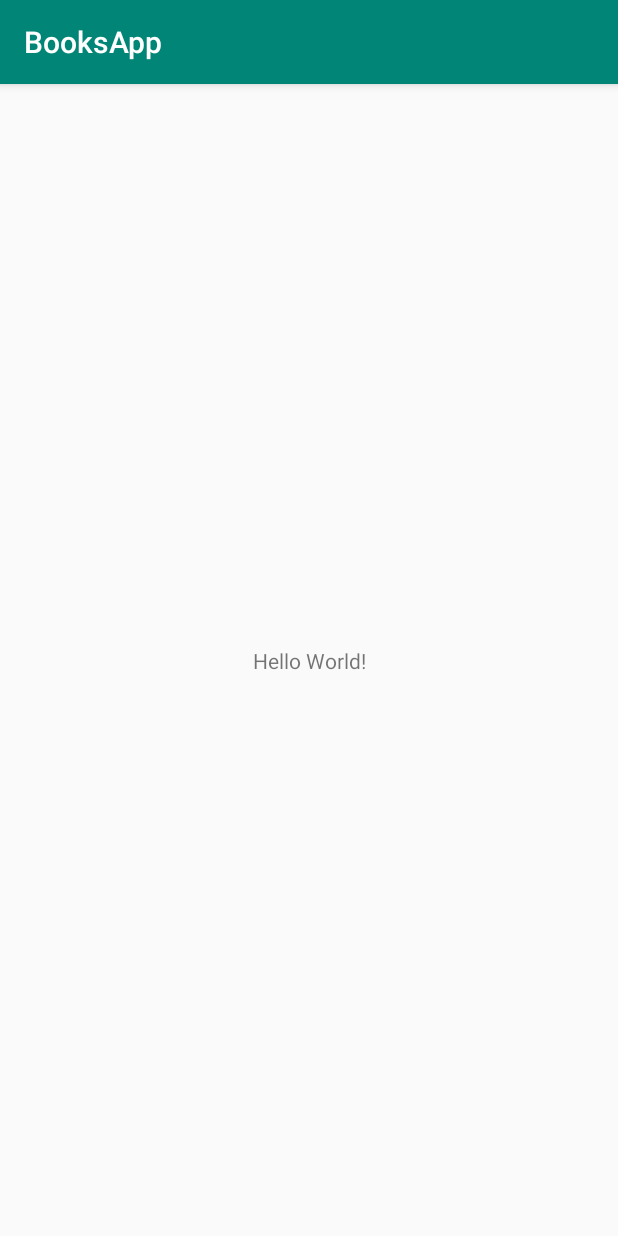
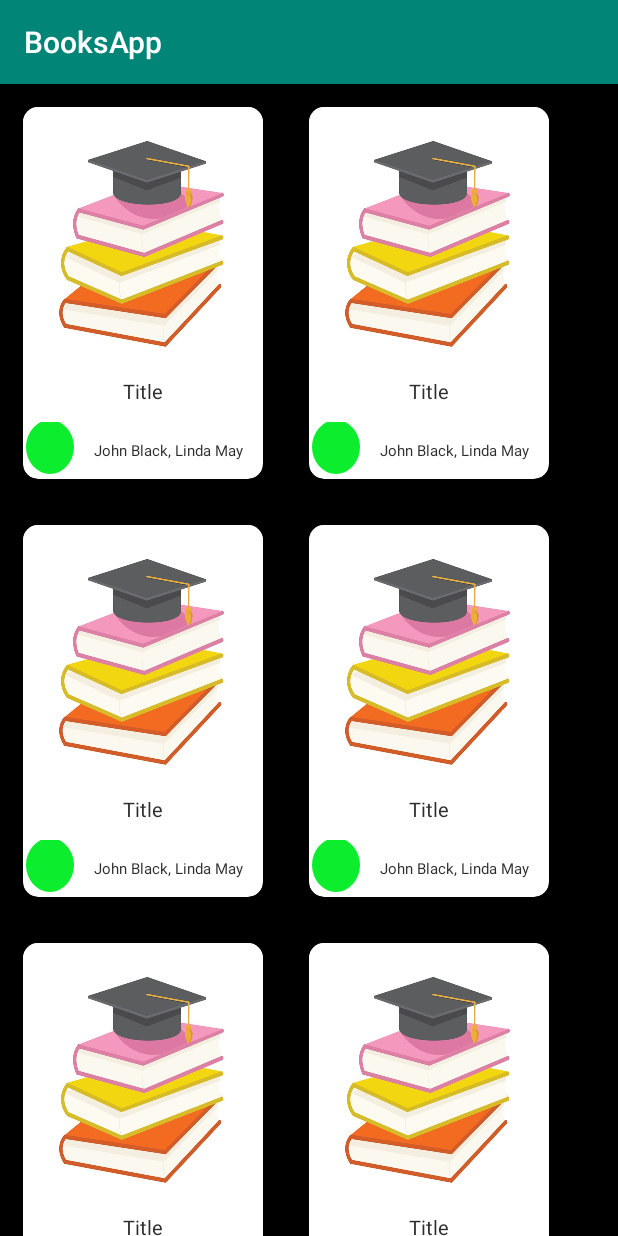
Before and after one commit to Adolphee/BooksApp, an Android app: the screen it shows after launch (LoginActivity before the commit, BooksCatalog after it), on a phone screen of 412 x 824 dp. Run offline under Robolectric (Android 15) with nearby library versions, the phone set to English and light mode, and no system bars.

Commit message:
created a scrollable books view ready to be filled with data

```diff
--- a/BooksApp/app/build.gradle
+++ b/BooksApp/app/build.gradle
@@ -26,5 +26,7 @@ dependencies {
     testImplementation 'junit:junit:4.12'
     androidTestImplementation 'com.android.support.test:runner:1.0.2'
     androidTestImplementation 'com.android.support.test.espresso:espresso-core:3.0.2'
-    implementation 'com.android.support:cardview-v7:26.+'
+    implementation 'com.android.support:cardview-v7:28.+'
+    implementation 'com.android.support:recyclerview-v7:28.+'
+    implementation 'com.android.support:gridlayout-v7:28.0.0'
 }
--- /dev/null
+++ b/BooksApp/app/src/main/java/com/example/adolphe/booksapp/BooksCatalog.java
@@ -0,0 +1,13 @@
+package com.example.adolphe.booksapp;
+
+import android.support.v7.app.AppCompatActivity;
+import android.os.Bundle;
+
+public class BooksCatalog extends AppCompatActivity {
+
+    @Override
+    protected void onCreate(Bundle savedInstanceState) {
+        super.onCreate(savedInstanceState);
+        setContentView(R.layout.activity_books_catalog);
+    }
+}
--- /dev/null
+++ b/BooksApp/app/src/main/res/drawable-v24/magnitude_circle.xml
@@ -0,0 +1,10 @@
+<?xml version="1.0" encoding="utf-8"?>
+<!-- Background circle for the rating value -->
+<shape xmlns:android="http://schemas.android.com/apk/res/android"
+    android:shape="oval">
+    <solid android:color="@color/rating5" />
+    <size
+        android:width="36dp"
+        android:height="36dp" />
+    <corners android:radius="18dp" />
+</shape>
--- /dev/null
+++ b/BooksApp/app/src/main/res/layout/activity_books_catalog.xml
@@ -0,0 +1,73 @@
+<?xml version="1.0" encoding="utf-8"?>
+<ScrollView xmlns:android="http://schemas.android.com/apk/res/android"
+    xmlns:tools="http://schemas.android.com/tools"
+    android:layout_width="match_parent"
+    android:layout_height="match_parent"
+    android:background="@android:color/background_dark"
+    tools:context=".BooksCatalog">
+
+    <android.support.v7.widget.LinearLayoutCompat
+        android:layout_width="match_parent"
+        android:layout_height="match_parent"
+        android:orientation="vertical">
+
+        <android.support.v7.widget.LinearLayoutCompat
+            android:layout_width="match_parent"
+            android:layout_height="wrap_content"
+            android:orientation="horizontal">
+
+            <include
+                layout="@layout/book_cardview"
+                android:layout_width="160dp"
+                android:layout_height="match_parent"
+                android:layout_margin="15dp" />
+
+            <include
+                layout="@layout/book_cardview"
+                android:layout_width="160dp"
+                android:layout_height="match_parent"
+                android:layout_margin="15dp" />
+
+        </android.support.v7.widget.LinearLayoutCompat>
+
+        <android.support.v7.widget.LinearLayoutCompat
+            android:layout_width="match_parent"
+            android:layout_height="wrap_content"
+            android:orientation="horizontal">
+
+            <include
+                layout="@layout/book_cardview"
+                android:layout_width="160dp"
+                android:layout_height="match_parent"
+                android:layout_margin="15dp" />
+
+            <include
+                layout="@layout/book_cardview"
+                android:layout_width="160dp"
+                android:layout_height="match_parent"
+                android:layout_margin="15dp" />
+
+        </android.support.v7.widget.LinearLayoutCompat>
+
+        <android.support.v7.widget.LinearLayoutCompat
+            android:layout_width="match_parent"
+            android:layout_height="wrap_content"
+            android:orientation="horizontal">
+
+            <include
+                layout="@layout/book_cardview"
+                android:layout_width="160dp"
+                android:layout_height="match_parent"
+                android:layout_margin="15dp" />
+
+            <include
+                layout="@layout/book_cardview"
+                android:layout_width="160dp"
+                android:layout_height="match_parent"
+                android:layout_margin="15dp" />
+
+        </android.support.v7.widget.LinearLayoutCompat>
+
+    </android.support.v7.widget.LinearLayoutCompat>
+
+</ScrollView>
--- a/BooksApp/app/src/main/res/layout/activity_login.xml
+++ b/BooksApp/app/src/main/res/layout/activity_login.xml
@@ -6,13 +6,12 @@
     android:layout_height="match_parent"
     tools:context=".Model.LoginActivity">
 
-    <TextView
-        android:layout_width="wrap_content"
-        android:layout_height="wrap_content"
-        android:text="Hello World!"
-        app:layout_constraintBottom_toBottomOf="parent"
-        app:layout_constraintLeft_toLeftOf="parent"
-        app:layout_constraintRight_toRightOf="parent"
-        app:layout_constraintTop_toTopOf="parent" />
+    <android.support.v7.widget.RecyclerView
+        android:id="@+id/recyclerview"
+        android:layout_width="match_parent"
+        android:layout_height="match_parent"
+        android:layout_marginLeft="17dp">
+
+    </android.support.v7.widget.RecyclerView>
 
 </android.support.constraint.ConstraintLayout>
--- /dev/null
+++ b/BooksApp/app/src/main/res/layout/book_cardview.xml
@@ -0,0 +1,68 @@
+<?xml version="1.0" encoding="utf-8"?>
+<android.support.v7.widget.CardView xmlns:android="http://schemas.android.com/apk/res/android"
+    android:clickable="true"
+    android:foreground="?android:attr/selectableItemBackground"
+    android:layout_width="160dp"
+    android:layout_height="240dp"
+    xmlns:cardview="http://schemas.android.com/apk/res-auto"
+    xmlns:tools="http://schemas.android.com/tools"
+    android:layout_margin="7.5dp"
+    cardview:cardCornerRadius="10dp"
+    cardview:cardElevation="10dp">
+
+    <LinearLayout
+        android:orientation="vertical"
+        android:layout_width="match_parent"
+        android:layout_height="match_parent">
+
+        <ImageView
+            android:id="@+id/book_img"
+            android:layout_width="match_parent"
+            android:layout_height="180dp"
+            android:background="@mipmap/placeholder"
+            android:scaleType="centerCrop" />
+        <TextView
+            android:id="@+id/book_title"
+            android:textSize="13sp"
+            android:textColor="#2d2d2d"
+            android:textAlignment="center"
+            android:layout_width="match_parent"
+            android:layout_height="30dp"
+            android:text="Title"
+            />
+        <LinearLayout
+            android:layout_width="match_parent"
+            android:layout_height="wrap_content"
+            android:orientation="horizontal">
+
+            <TextView
+                android:id="@+id/book_rating"
+                android:layout_width="0dp"
+                android:layout_height="match_parent"
+                android:layout_weight=".18"
+                android:layout_gravity="center_vertical"
+                android:background="@drawable/magnitude_circle"
+                android:fontFamily="sans-serif-medium"
+                android:layout_marginBottom="2dp"
+                android:layout_marginLeft="2dp"
+                android:gravity="center"
+                android:textColor="@android:color/black"
+                android:textSize="16sp"
+                tools:text="4.7" />
+
+            <TextView
+                android:id="@+id/book_authors"
+                android:textSize="10sp"
+                android:textColor="#2d2d2d"
+                android:gravity="center"
+                android:textAlignment="center"
+                android:layout_width="0dp"
+                android:layout_height="match_parent"
+                android:layout_weight=".70"
+                android:text="John Black, Linda May"
+                />
+
+        </LinearLayout>
+    </LinearLayout>
+
+</android.support.v7.widget.CardView>
```
Also changed, not shown: BooksApp/app/src/main/AndroidManifest.xml (+7 -0 lines), BooksApp/app/src/main/java/com/example/adolphe/booksapp/Model/Book.java (+6 -1 lines), BooksApp/app/src/main/java/com/example/adolphe/booksapp/Model/CatalogAdapter.java (added, +77 -0 lines), BooksApp/app/src/main/java/com/example/adolphe/booksapp/Model/LoginActivity.java (+32 -0 lines), BooksApp/app/src/main/res/values/colors.xml (+7 -0 lines), BooksApp/app/src/main/res/mipmap-mdpi/placeholder.jpg (added).
